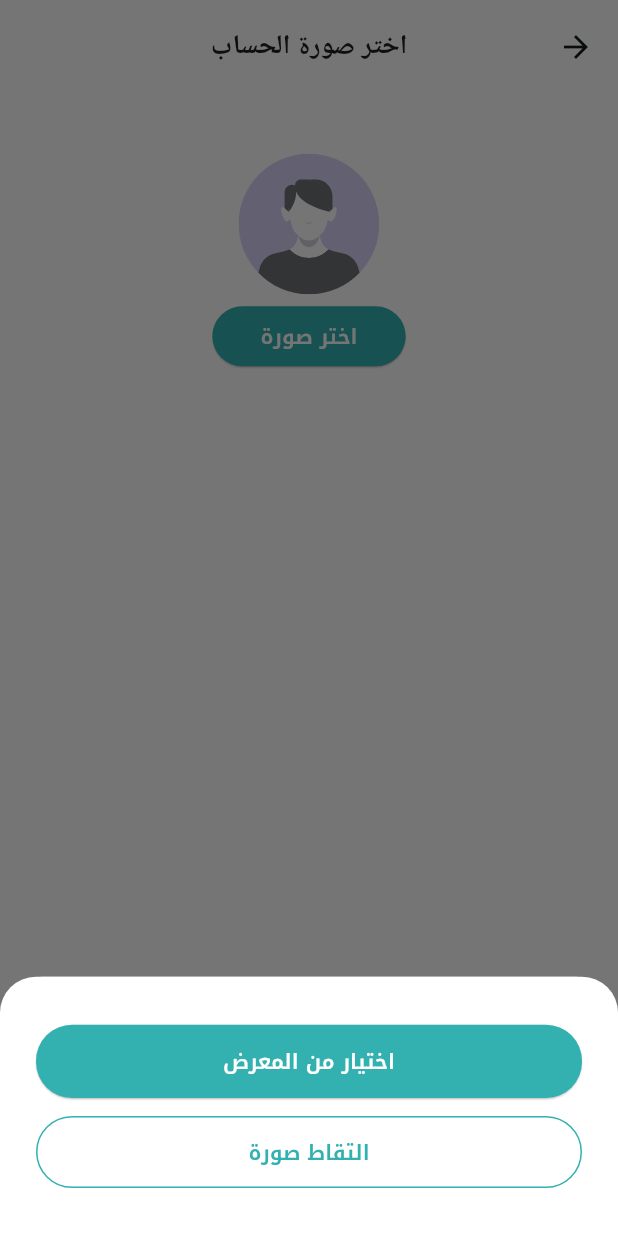
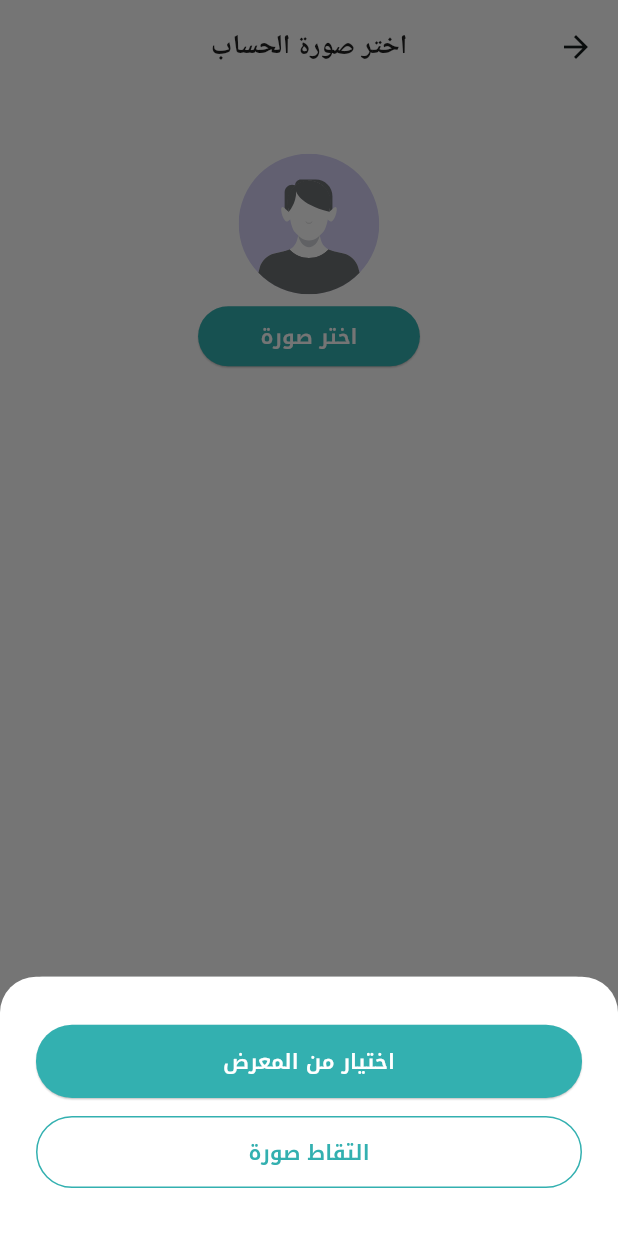
Before and after one commit to muhammedsaeed96/education_app, a Flutter app: the SelectProfilePictureScreen screen opened by its route, after a tap on "اختر صورة", on a phone screen of 412 x 824 dp. Run offline on Flutter 3.47's test engine with Material 3 defaults, Android fonts, the phone set to English and light mode, and no system bars; our stand-ins replace dio, flutter_easyloading, flutter_riverpod, flutter_svg, image_cropper, image_picker and 7 more; missing offline and left inert: dart:ffi; accounts and stored records are empty; generated files the repository leaves out were written again; network calls fail.

Commit message:
increase change picture btn width

```diff
--- a/lib/src/core/utils/api_services.dart
+++ b/lib/src/core/utils/api_services.dart
@@ -38,7 +38,7 @@ class ApiService {
           await Future.delayed(const Duration(milliseconds: 250));
           final user = localStorage!.getUserInfo();
 
-          debugPrint(user?.token);
+          // debugPrint(user?.token);
 
           // to get unique device id
           // Add the access token to the request header
--- a/lib/src/presentation/select_profile_picture_screen.dart
+++ b/lib/src/presentation/select_profile_picture_screen.dart
@@ -70,7 +70,7 @@ class SelectProfilePictureScreen extends ConsumerWidget {
                   ref: ref,
                 ),
               ),
-              width: AppSizes.length132,
+              width: getProportionateScreenWidth(140),
               radius: 20,
               height: 40,
             ),
```
